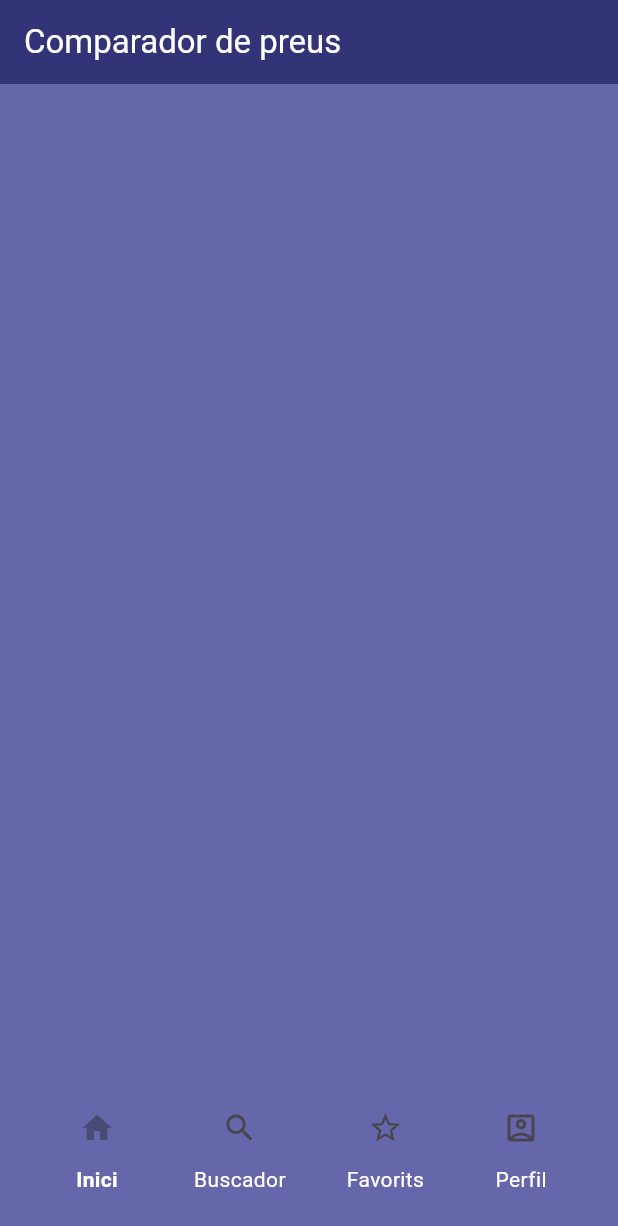
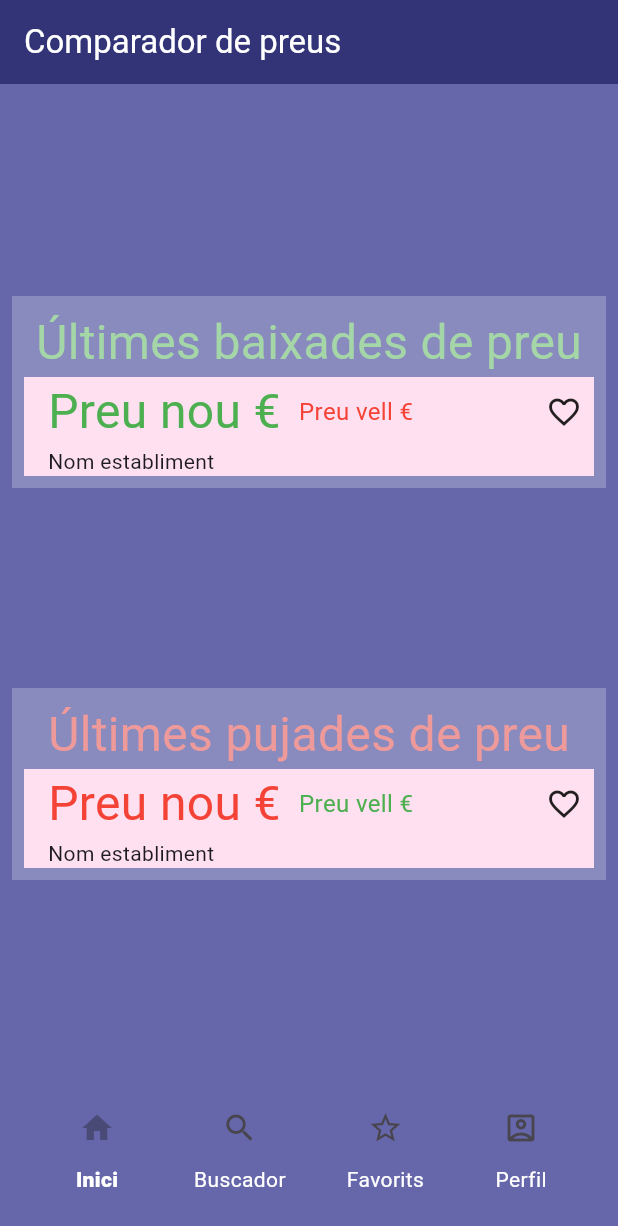
Before and after one commit to yagoyasser/projecte_final_fp, a Flutter app: the screen it shows after launch, on a phone screen of 412 x 824 dp. Shown: the top 1226 px of the screen. Run offline on Flutter 3.47's test engine with Material 3 defaults, Android fonts, the phone set to English and light mode, and no system bars.

Commit message:
Pantalla Inici: implementació inicial tarjetes dels productes

```diff
--- a/projecte/lib/components/pestanyes_barra_navegacio_inferior.dart
+++ b/projecte/lib/components/pestanyes_barra_navegacio_inferior.dart
@@ -1,8 +1,8 @@
 import 'package:flutter/material.dart';
-import 'package:projecte/pantalles/pantalla_buscador.dart';
-import 'package:projecte/pantalles/pantalla_favorits.dart';
-import 'package:projecte/pantalles/pantalla_inici.dart';
-import 'package:projecte/pantalles/pantalla_perfil.dart';
+import 'package:projecte/pantalles_principals/pantalla_buscador.dart';
+import 'package:projecte/pantalles_principals/pantalla_favorits.dart';
+import 'package:projecte/pantalles_principals/pantalla_inici.dart';
+import 'package:projecte/pantalles_principals/pantalla_perfil.dart';
 
 class PestanyesBarraNavegacioInferior extends StatelessWidget {
   final int idPaginaActiva;
@@ -91,7 +91,7 @@ class PestanyesBarraNavegacioInferior extends StatelessWidget {
     return Text(
       nomPestanya,
       style: TextStyle(
-        fontWeight: idPaginaActiva == idPagina ? FontWeight.bold : FontWeight.normal,
+        fontWeight: idPaginaActiva == idPagina ? FontWeight.w900 : FontWeight.normal,
         color: Colors.white
       ),
     );
--- /dev/null
+++ b/projecte/lib/components/seccions_pagina_inici.dart
@@ -0,0 +1,39 @@
+import 'package:flutter/material.dart';
+import 'package:projecte/components/tarjetes_productes.dart';
+import 'package:projecte/nucli/paleta_colors.dart';
+
+class SeccionsPaginaInici extends StatelessWidget {
+  final String nomSeccio;
+  final bool baixadaPreu;
+
+  const SeccionsPaginaInici({
+    super.key,
+    required this.nomSeccio,
+    required this.baixadaPreu,
+  });
+
+  @override
+  Widget build(BuildContext context) {
+    return Container(
+      decoration: BoxDecoration(color: PaletaColors.fonsComponent),
+      child: Padding(
+        padding: const EdgeInsets.all(8.0),
+        child: Column(
+          children: [
+            Text(
+              nomSeccio,
+              style: TextStyle(
+                fontSize: 32,
+                color: baixadaPreu == true ? Colors.green[200] : Colors.red[200]),
+            ),
+            Column( // LazyColumn, scrollable
+              children: [
+                TarjetesProductes(baixadaPreu: baixadaPreu)
+              ],
+            ),
+          ],
+        ),
+      ),
+    );
+  }
+}
--- /dev/null
+++ b/projecte/lib/components/tarjetes_productes.dart
@@ -0,0 +1,63 @@
+import 'package:flutter/material.dart';
+import 'package:projecte/nucli/paleta_colors.dart';
+
+class TarjetesProductes extends StatelessWidget {
+  final bool baixadaPreu;
+
+  const TarjetesProductes({super.key, required this.baixadaPreu});
+
+  @override
+  Widget build(BuildContext context) {
+    return Container(
+      decoration: BoxDecoration(color: PaletaColors.fonsTarjeta),
+      width: double.infinity,
+      child: Padding(
+        padding: const EdgeInsets.symmetric(horizontal: 8),
+        child: Row(
+          children: [
+            // Imatge del producte
+            SizedBox(
+              width: 8,
+            ), // S'empra un SizedBox per no emprar un Padding amb padding només a l'esquerra (per la imatge de la informació de la tarjeta)
+            Expanded(
+              child: Column(
+                crossAxisAlignment: CrossAxisAlignment.start,
+                children: [
+                  Row(
+                    children: [
+                      Text(
+                        "Preu nou €",
+                        style: TextStyle(
+                          fontSize: 32,
+                          color: baixadaPreu == true ? Colors.green : Colors.red
+                        ),
+                      ),
+                      SizedBox(width: 8),
+                      Expanded(
+                        child: Column(
+                          mainAxisAlignment: MainAxisAlignment.end,
+                          children: [
+                            Text(
+                              "Preu vell €",
+                              style: TextStyle(
+                                fontSize: 16,
+                                color: baixadaPreu == false ? Colors.green : Colors.red
+                              ),
+                            ),
+                          ],
+                        ),
+                      ),
+                      Spacer(),
+                      Icon(Icons.favorite_border_outlined, size: 24),
+                    ],
+                  ),
+                  Row(children: [Text("Nom establiment")]),
+                ],
+              ),
+            ),
+          ],
+        ),
+      ),
+    );
+  }
+}
--- /dev/null
+++ b/projecte/lib/nucli/estils_texts.dart
@@ -0,0 +1,12 @@
+import 'package:flutter/material.dart';
+import 'package:flutter/widgets.dart';
+
+class EstilsTexts {
+  static const TextStyle preuNou= TextStyle(
+    fontSize: 32
+  );
+
+  static const TextStyle preuVell = TextStyle(
+    fontSize: 16
+  );
+}
--- a/projecte/lib/nucli/paleta_colors.dart
+++ b/projecte/lib/nucli/paleta_colors.dart
@@ -9,4 +9,7 @@ class PaletaColors {
   static const Color primari = Color(0xFF4D4E8D);
   static const Color secundari = Color(0xFFAB6667);
   static const Color destacat = Color(0xFF67AB66);
+
+
+  static const Color fonsTarjeta = Color(0xFFFFE0F0);
 }
--- a/projecte/lib/pantalles/pantalla_inici.dart
+++ b/projecte/lib/pantalles_principals/pantalla_inici.dart
@@ -1,4 +1,5 @@
 import 'package:flutter/material.dart';
+import 'package:projecte/components/seccions_pagina_inici.dart';
 import 'package:projecte/nucli/paleta_colors.dart';
 
 class PantallaInici extends StatelessWidget {
@@ -18,10 +19,15 @@ class PantallaInici extends StatelessWidget {
         backgroundColor: PaletaColors.fonsScaffoldAppBar,
         foregroundColor: Colors.white,
       ),
-      body: Column(
-        children: [
-
-        ],
+      body: Padding(
+        padding: const EdgeInsets.all(8.0),
+        child: Column(
+          mainAxisAlignment: MainAxisAlignment.spaceEvenly,
+          children: [
+            SeccionsPaginaInici(nomSeccio: "Últimes baixades de preu", baixadaPreu: true,),
+            SeccionsPaginaInici(nomSeccio: "Últimes pujades de preu", baixadaPreu: false),
+          ],
+        ),
       ),
     );
   }
```
Also changed, not shown: projecte/lib/main.dart (+4 -4 lines), projecte/lib/pantalles_principals/pantalla_buscador.dart (renamed from projecte/lib/pantalles/pantalla_buscador.dart), projecte/lib/pantalles_principals/pantalla_favorits.dart (renamed from projecte/lib/pantalles/pantalla_favorits.dart), projecte/lib/pantalles_principals/pantalla_perfil.dart (renamed from projecte/lib/pantalles/pantalla_perfil.dart), projecte/lib/pantalles_principals/pantalles_secundaries/pantalla_informacio_producte.dart (added), projecte/lib/pantalles_principals/pantalles_secundaries/pantalla_recomanacions.dart (renamed from projecte/lib/pantalles/pantalla_recomanacions.dart), 2 other files.
